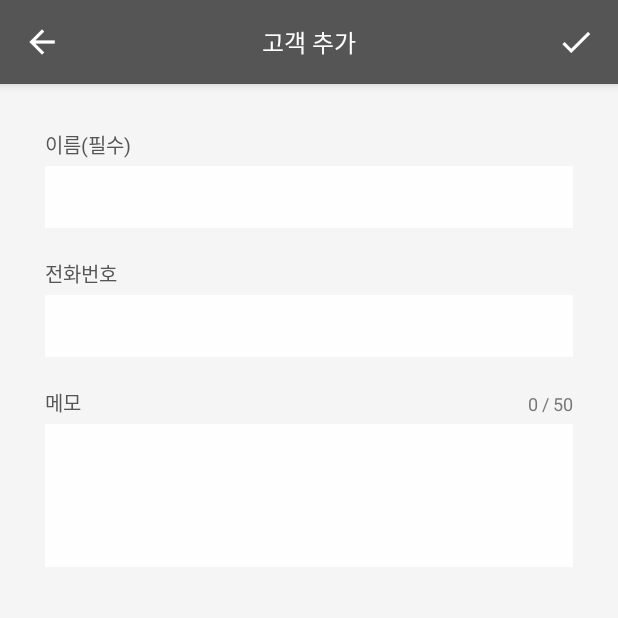
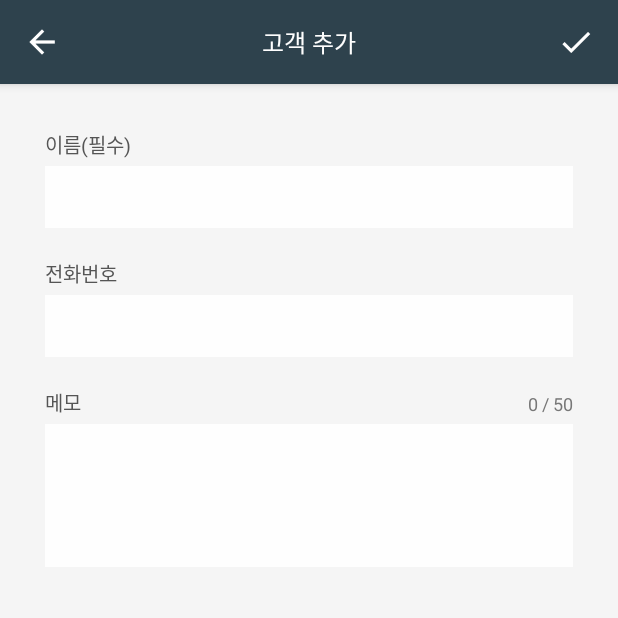
Before and after one commit to dwansiy/ShopManager, an Android app: the AddCustomerActivity screen opened directly, with no data from a screen before it, on a phone screen of 412 x 824 dp, the top half of it. Run offline under Robolectric (Android 15) with nearby library versions, the phone set to English and light mode, and no system bars; our stand-ins replace ButterKnife; libraries missing offline, so code that uses them is left out: io.realm; Roboto replaces fonts that are not available here; 1 statement that could not run was skipped.

Commit message:
Change Android Studio version to 3.3

```diff
--- a/app/src/main/java/com/xema/shopmanager/ui/CustomerDetailActivity.java
+++ b/app/src/main/java/com/xema/shopmanager/ui/CustomerDetailActivity.java
@@ -83,7 +83,7 @@ public class CustomerDetailActivity extends AppCompatActivity {
     @Override
     protected void onCreate(@Nullable Bundle savedInstanceState) {
         super.onCreate(savedInstanceState);
-        setContentView(R.layout.activity_customer_detail_backup);
+        setContentView(R.layout.activity_customer_detail);
         realm = Realm.getDefaultInstance();
         ButterKnife.bind(this);
 
--- a/app/src/main/java/com/xema/shopmanager/ui/SearchActivity.java
+++ b/app/src/main/java/com/xema/shopmanager/ui/SearchActivity.java
@@ -90,6 +90,7 @@ public class SearchActivity extends AppCompatActivity implements Filter.FilterLi
     }
 
     private void initListeners() {
+        ivBack.setOnClickListener(v -> finish());
         edtSearch.addTextChangedListener(new TextWatcher() {
             @Override
             public void beforeTextChanged(CharSequence s, int start, int count, int after) {
--- a/app/src/main/res/layout/activity_customer_detail.xml
+++ b/app/src/main/res/layout/activity_customer_detail.xml
@@ -13,7 +13,7 @@
         android:theme="@style/AppTheme.AppBarOverlay">
 
         <android.support.design.widget.CollapsingToolbarLayout
-            android:background="@drawable/shape_gradient_violet"
+            android:background="@drawable/shape_gradient_yellow"
             android:layout_width="match_parent"
             android:layout_height="wrap_content"
             app:layout_scrollFlags="scroll|exitUntilCollapsed">
@@ -177,7 +177,7 @@
                 android:id="@+id/tb_main"
                 android:layout_width="match_parent"
                 android:layout_height="?attr/actionBarSize"
-
+                android:background="@drawable/shape_gradient_yellow"
                 app:contentInsetLeft="0dp"
                 app:contentInsetStart="0dp"
                 app:layout_collapseMode="pin"
--- a/app/src/main/res/values-v21/styles.xml
+++ /dev/null
@@ -1,10 +0,0 @@
-<resources>
-
-    <style name="AppTheme.NoActionBar">
-        <item name="windowActionBar">false</item>
-        <item name="windowNoTitle">true</item>
-        <!--
-        <item name="android:statusBarColor">@android:color/transparent</item>
-        -->
-    </style>
-</resources>
--- a/app/src/main/res/values/styles.xml
+++ b/app/src/main/res/values/styles.xml
@@ -1,9 +1,13 @@
 <resources xmlns:tools="http://schemas.android.com/tools">
+    <style name="AppTheme" parent="Theme.AppCompat.Light.DarkActionBar">
+        <item name="colorPrimary">#2E424D</item>
+        <item name="colorPrimaryDark">#1F2A33</item>
+        <item name="colorAccent">@color/colorOrange</item>
 
-    <style name="AppTheme" parent="Theme.AppCompat.Light.DarkActionBar">
-        <item name="colorPrimary">@color/colorGray2</item>
-        <item name="colorPrimaryDark">@color/colorGray1</item>
-        <item name="colorAccent">@color/colorYellow</item>
+        <!--
+        <item name="android:windowBackground">@color/colorNavyDark</item>
+        -->
+
     </style>
 
     <style name="DrawerArrowStyle" parent="Widget.AppCompat.DrawerArrowToggle">
@@ -30,6 +34,9 @@
     <style name="AppTheme.NoActionBar">
         <item name="windowActionBar">false</item>
         <item name="windowNoTitle">true</item>
+
+        <item name="android:statusBarColor">@android:color/transparent</item>
+
     </style>
 
     <style name="AppTheme.AppBarOverlay" parent="ThemeOverlay.AppCompat.Dark.ActionBar" />
--- a/build.gradle
+++ b/build.gradle
@@ -7,7 +7,7 @@ buildscript {
         jcenter()
     }
     dependencies {
-        classpath 'com.android.tools.build:gradle:3.2.1'
+        classpath 'com.android.tools.build:gradle:3.3.0'
         classpath 'io.realm:realm-gradle-plugin:5.2.0'
     }
 }
```
Also changed, not shown: app/src/main/res/values/colors.xml (+8 -3 lines), gradle/wrapper/gradle-wrapper.properties.
